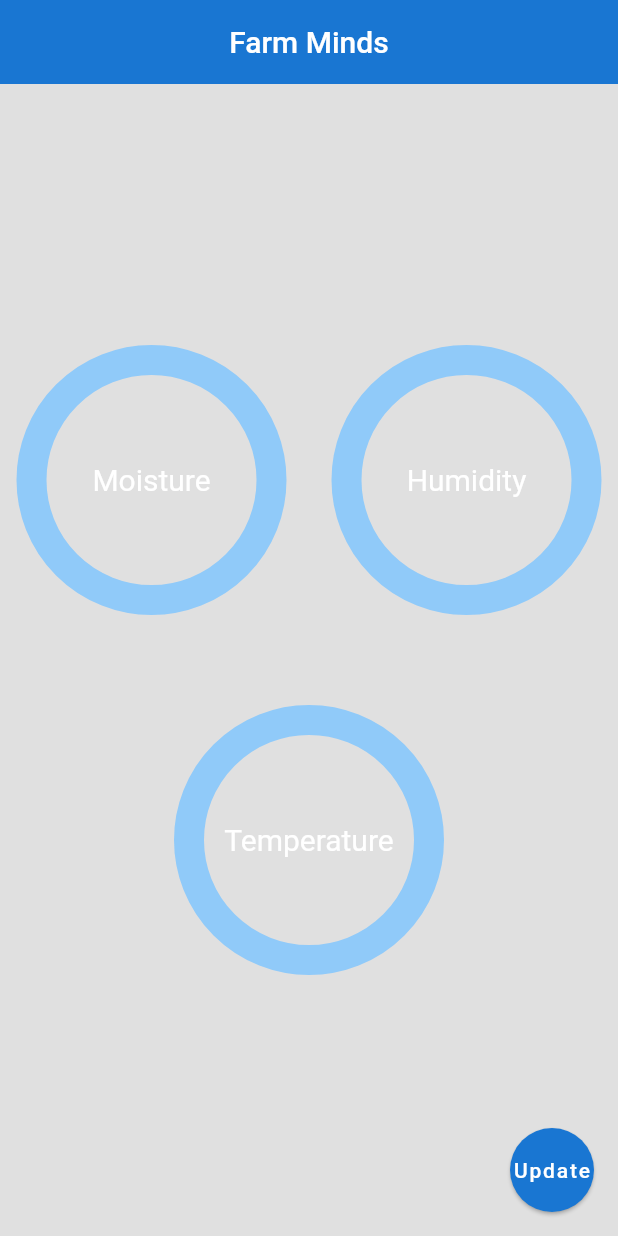
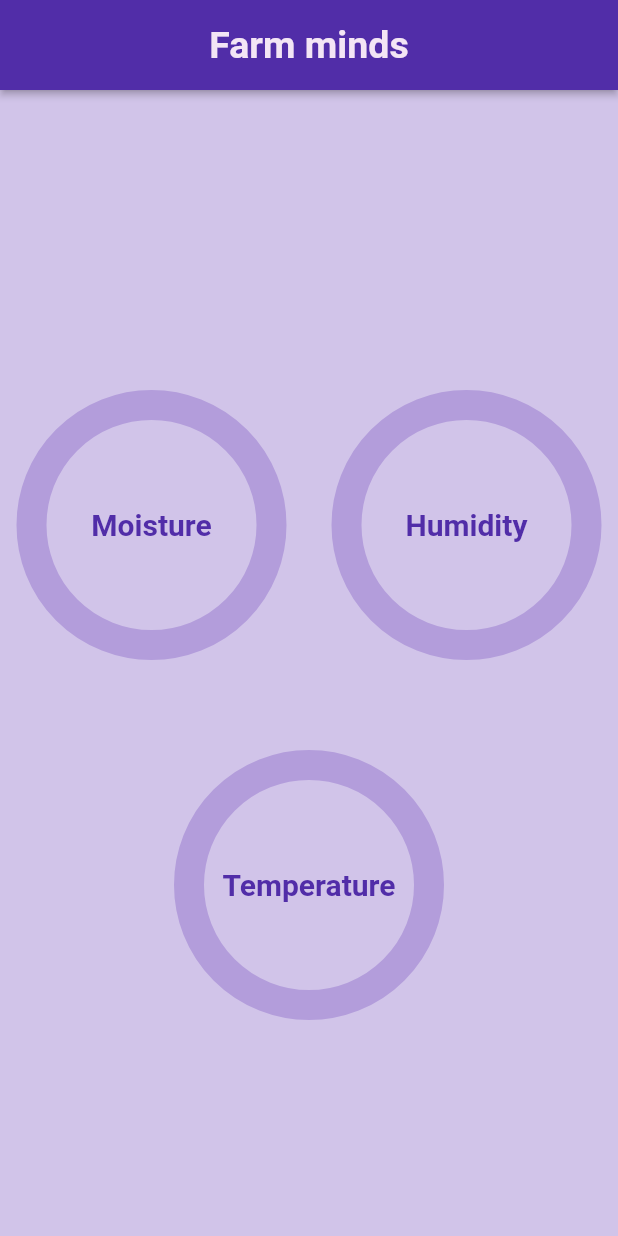
Before and after one commit to Kabilan1211/farm_minds, a Flutter app: the screen it shows after launch, on a phone screen of 412 x 824 dp. Run offline on Flutter 3.47's test engine with Material 2 defaults, Android fonts, the light colour scheme and no system bars; drawn by our look-alikes of liquid_pull_to_refresh, percent_indicator; our stand-ins replace animated_splash_screen.

Commit message:
Theme Update

```diff
--- a/lib/Splash_screen.dart
+++ b/lib/Splash_screen.dart
@@ -13,11 +13,11 @@ class _splashState extends State<splash> {
   @override
   Widget build(BuildContext context) {
     return AnimatedSplashScreen(
-    splash: Text("SIH - FARM MINDS", style: TextStyle(color: Colors.blue.shade700, fontSize: 30),),
-    backgroundColor: Colors.black12,
+    splash: Text("SIH - FARM MINDS", style: TextStyle(color: Theme.of(context).colorScheme.secondary, fontSize: 30),),
+    backgroundColor: Theme.of(context).colorScheme.background,
     duration: 3000,
     splashTransition: SplashTransition.fadeTransition,
-    nextScreen: const MyHomePage(title: "Farm Minds", )
+    nextScreen: const MyHomePage(title: Text("Farm Minds"), )
 
     );
   }
--- /dev/null
+++ b/lib/Theme/dark_theme.dart
@@ -0,0 +1,12 @@
+import 'package:flutter/material.dart';
+
+ThemeData darkTheme = ThemeData(
+    brightness: Brightness.dark,
+    colorScheme: ColorScheme.dark(
+      background:Colors.grey.shade900 ,
+      primary: Colors.purple.shade50 ,
+      secondary: Colors.purple.shade50,
+      tertiary: Colors.deepPurple.shade700,
+    )
+
+);
--- /dev/null
+++ b/lib/Theme/light_theme.dart
@@ -0,0 +1,12 @@
+import 'package:flutter/material.dart';
+
+ThemeData lightTheme = ThemeData(
+  brightness: Brightness.light,
+  colorScheme: ColorScheme.light(
+    background: Colors.deepPurple.shade100 ,
+    primary: Colors.deepPurple.shade700,
+    secondary: Colors.deepPurple.shade700,
+    tertiary: Colors.deepPurple.shade100,
+  )
+
+);
--- a/lib/main.dart
+++ b/lib/main.dart
@@ -1,8 +1,13 @@
 import 'package:farm_minds/Splash_screen.dart';
+import 'package:farm_minds/Widgets/every_minute_call.dart';
 import 'package:farm_minds/percent.dart';
 import 'package:flutter/material.dart';
 import 'package:http/http.dart';
+import 'Theme/dark_theme.dart';
+import 'Theme/light_theme.dart';
 import 'dart:convert';
+
+import 'package:liquid_pull_to_refresh/liquid_pull_to_refresh.dart';
 
 int moisture1 = 0;
 int temperature1 = 0;
@@ -10,6 +15,33 @@ int humidity1 = 0;
 double humidity2 = 0;
 double temperature2 = 0;
 double moisture2 = 0;
+bool state = false;
+
+
+Future<void> getVal3() async {
+
+  String hum = "https://blynk.cloud/external/api/get?token=gqxmMCa7tPvjm7EUHynYSl_YJWI8ttDk&V0&v1&v2";
+
+  Response response = await get(Uri.parse(hum));
+  dynamic data = jsonDecode(response.body);
+
+  // Check if the response is a map and contains the 'V6' key
+  if (data is Map<String, dynamic>) {
+    // Access the 'V6' value and update the pH variable
+    humidity1 = data['V0']; // Convert double to int
+    temperature1 = data['v2'];
+    moisture1 = data['v1'];
+  } else {
+    // If the response is not as expected or 'V6' key is missing, set a default value
+    humidity1 = 0;
+    temperature1=0;
+    moisture1=0;
+  }
+  humidity2 = humidity1/100;
+  temperature2 = temperature1/100;
+  moisture2 = moisture1/100;
+
+}
 
 void main() {
   runApp(const MyApp());
@@ -18,43 +50,49 @@ void main() {
 class MyApp extends StatelessWidget {
   const MyApp({super.key});
 
+
   // This widget is the root of your application.
   @override
   Widget build(BuildContext context) {
     return MaterialApp(
       title: 'Farm Minds',
       debugShowCheckedModeBanner: false,
-      theme: ThemeData(
-        backgroundColor: Colors.black12
-             ),
+      theme: state ? darkTheme: lightTheme,
+      darkTheme: darkTheme,
       home: const splash(),
     );
   }
 }
 
-class MyHomePage extends StatefulWidget {
+class MyHomePage extends StatelessWidget {
   const MyHomePage({super.key, required this.title});
 
-  final String title;
+  final Text title;
 
-  @override
-  State<MyHomePage> createState() => _MyHomePageState();
+  Future <void> _handleRefresh() async {
+    return await Future.delayed(const Duration(seconds: 1));
   }
-
-class _MyHomePageState extends State<MyHomePage> {
 
   @override
   Widget build(BuildContext context) {
     return Scaffold(
-      backgroundColor: Colors.black12,
+      backgroundColor: Theme.of(context).colorScheme.background,
       appBar: AppBar(
-        title: Text(widget.title),
+        title: Text("Farm minds",style: TextStyle(fontWeight: FontWeight.bold,color: Colors.purple.shade50, fontSize: 25)),
         centerTitle: true,
-        backgroundColor: Colors.blue.shade700,
-        elevation: 0,
+        backgroundColor: Colors.deepPurple.shade700,
+        elevation: 2,
+        toolbarHeight: 60,
       ),
-      body:
-       Center(
+      body: LiquidPullToRefresh(onRefresh: _handleRefresh ,
+      color: Colors.deepPurple.shade700,
+      backgroundColor: Theme.of(context).colorScheme.background,
+      animSpeedFactor: 1,
+      showChildOpacityTransition: true,
+      height: 100,
+       child: ListView(
+        padding: EdgeInsets.fromLTRB(0,200,0,30),
+         children:<Widget> [Center(
            child: Column(
              mainAxisAlignment: MainAxisAlignment.center,
              crossAxisAlignment: CrossAxisAlignment.center,
@@ -76,41 +114,14 @@ class _MyHomePageState extends State<MyHomePage> {
                  mainAxisAlignment: MainAxisAlignment.center,
                   children: [
                     percent(title: "Temperature", value: temperature2),
+                    const BgCall()
                   ],
                 )
              ],
            ),
+         ),]
        ),
-      floatingActionButton: FloatingActionButton(onPressed: () => getVal3(),elevation: 1,backgroundColor: Colors.blue.shade700,
-      child: Text("Update"),
-      ),
+    )
     );
   }
 }
-
-Future<void> getVal3() async {
-
-  String hum = "https://blynk.cloud/external/api/get?token=gqxmMCa7tPvjm7EUHynYSl_YJWI8ttDk&V0&v1&v2";
-
-  Response response = await get(Uri.parse(hum));
-  dynamic data = jsonDecode(response.body);
-  print(data);
-
-  // Check if the response is a map and contains the 'V6' key
-  if (data is Map<String, dynamic>) {
-    // Access the 'V6' value and update the pH variable
-    humidity1 = data['V0']; // Convert double to int
-    temperature1 = data['v2'];
-    moisture1 = data['v1'];
-  } else {
-    // If the response is not as expected or 'V6' key is missing, set a default value
-    humidity1 = 0;
-    temperature1=0;
-    moisture1=0;
-  }
-  humidity2 = humidity1/100;
-  temperature2 = temperature1/100;
-  moisture2 = moisture1/100;
-  print(humidity2);
-  print(temperature2);
-}
--- a/lib/percent.dart
+++ b/lib/percent.dart
@@ -1,7 +1,5 @@
 import 'package:flutter/material.dart';
-import 'package:http/http.dart';
 import 'package:percent_indicator/circular_percent_indicator.dart';
-import 'dart:convert';
 
 
 class percent extends StatefulWidget {
@@ -22,10 +20,10 @@ class _percentState extends State<percent> {
           radius: 90,
           lineWidth: 20,
           percent: widget.value,
-          backgroundColor: Colors.blue.shade200,
-          progressColor: Colors.blue.shade700,
+          backgroundColor: Colors.deepPurple.shade200,
+          progressColor: Colors.deepPurple.shade600,
           circularStrokeCap: CircularStrokeCap.round,
-          center: Text( widget.title , style: const TextStyle(fontSize: 20, color: Colors.white),
+          center: Text( widget.title , style: TextStyle(fontSize: 20, color: Theme.of(context).colorScheme.primary, fontWeight: FontWeight.bold),
           ),
           )
       ),
--- a/pubspec.yaml
+++ b/pubspec.yaml
@@ -38,6 +38,7 @@ dependencies:
   # Use with the CupertinoIcons class for iOS style icons.
   cupertino_icons: ^1.0.2
   animated_splash_screen: ^1.3.0
+  liquid_pull_to_refresh: ^3.0.1
 
 dev_dependencies:
   flutter_test:
```
Also changed, not shown: lib/Widgets/every_minute_call.dart (added, +32 -0 lines), pubspec.lock. Lines whose indentation alone changed are shown as unchanged.
